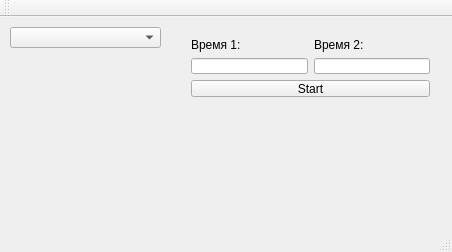
This is Chronometer/MainWindow.ui in Lezh1k/ClimbingChronometer as Qt 5 draws it before an edit. The edited form follows.
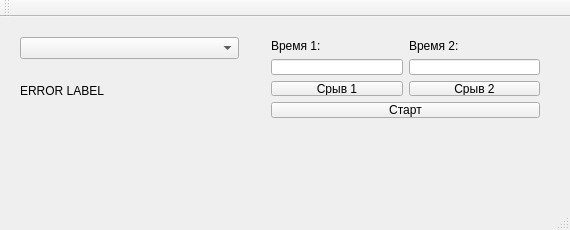
This is the edited form.

Commit message: Added fall buttons. Changed ui. Added port checks etc.

Patch:
```diff
--- a/Chronometer/MainWindow.ui
+++ b/Chronometer/MainWindow.ui
@@ -6,8 +6,8 @@
    <rect>
     <x>0</x>
     <y>0</y>
-    <width>452</width>
-    <height>252</height>
+    <width>570</width>
+    <height>230</height>
    </rect>
   </property>
   <property name="windowTitle">
@@ -17,36 +17,42 @@
    <widget class="QWidget" name="layoutWidget">
     <property name="geometry">
      <rect>
-      <x>180</x>
-      <y>10</y>
-      <width>261</width>
-      <height>81</height>
+      <x>9</x>
+      <y>9</y>
+      <width>241</width>
+      <height>101</height>
      </rect>
     </property>
-    <property name="sizePolicy">
-     <sizepolicy hsizetype="Minimum" vsizetype="Fixed">
-      <horstretch>0</horstretch>
-      <verstretch>0</verstretch>
-     </sizepolicy>
-    </property>
-    <layout class="QGridLayout" name="gl_time_measurement" rowstretch="0,1,3">
-     <item row="1" column="1">
-      <widget class="QLineEdit" name="le_time2">
-       <property name="alignment">
-        <set>Qt::AlignCenter</set>
-       </property>
-       <property name="readOnly">
-        <bool>true</bool>
-       </property>
-      </widget>
+    <layout class="QGridLayout" name="gridLayout">
+     <item row="0" column="0">
+      <widget class="QComboBox" name="cb_serial_ports"/>
      </item>
      <item row="1" column="0">
-      <widget class="QLineEdit" name="le_time1">
-       <property name="alignment">
-        <set>Qt::AlignCenter</set>
+      <widget class="QLabel" name="lbl_error">
+       <property name="text">
+        <string>ERROR LABEL</string>
        </property>
-       <property name="readOnly">
+       <property name="wordWrap">
         <bool>true</bool>
+       </property>
+      </widget>
+     </item>
+    </layout>
+   </widget>
+   <widget class="QWidget" name="layoutWidget">
+    <property name="geometry">
+     <rect>
+      <x>260</x>
+      <y>11</y>
+      <width>291</width>
+      <height>101</height>
+     </rect>
+    </property>
+    <layout class="QGridLayout" name="gridLayout_2">
+     <item row="3" column="0" colspan="2">
+      <widget class="QPushButton" name="btn_start_stop">
+       <property name="text">
+        <string>Старт</string>
        </property>
       </widget>
      </item>
@@ -76,25 +82,42 @@
        </property>
       </widget>
      </item>
-     <item row="2" column="0" colspan="2">
-      <widget class="QPushButton" name="btn_start_stop">
+     <item row="1" column="1">
+      <widget class="QLineEdit" name="le_time2">
+       <property name="alignment">
+        <set>Qt::AlignCenter</set>
+       </property>
+       <property name="readOnly">
+        <bool>true</bool>
+       </property>
+      </widget>
+     </item>
+     <item row="1" column="0">
+      <widget class="QLineEdit" name="le_time1">
+       <property name="alignment">
+        <set>Qt::AlignCenter</set>
+       </property>
+       <property name="readOnly">
+        <bool>true</bool>
+       </property>
+      </widget>
+     </item>
+     <item row="2" column="0">
+      <widget class="QPushButton" name="btn_fall1">
        <property name="text">
-        <string>Start</string>
+        <string>Срыв 1</string>
+       </property>
+      </widget>
+     </item>
+     <item row="2" column="1">
+      <widget class="QPushButton" name="btn_fall2">
+       <property name="text">
+        <string>Срыв 2</string>
        </property>
       </widget>
      </item>
     </layout>
    </widget>
-   <widget class="QComboBox" name="cb_serial_ports">
-    <property name="geometry">
-     <rect>
-      <x>10</x>
-      <y>10</y>
-      <width>151</width>
-      <height>21</height>
-     </rect>
-    </property>
-   </widget>
   </widget>
   <widget class="QMenuBar" name="menuBar">
    <property name="geometry">
```
Left out of the diff: 2 changed lines with no effect on the pictures. The commit also changes 5 other files.
